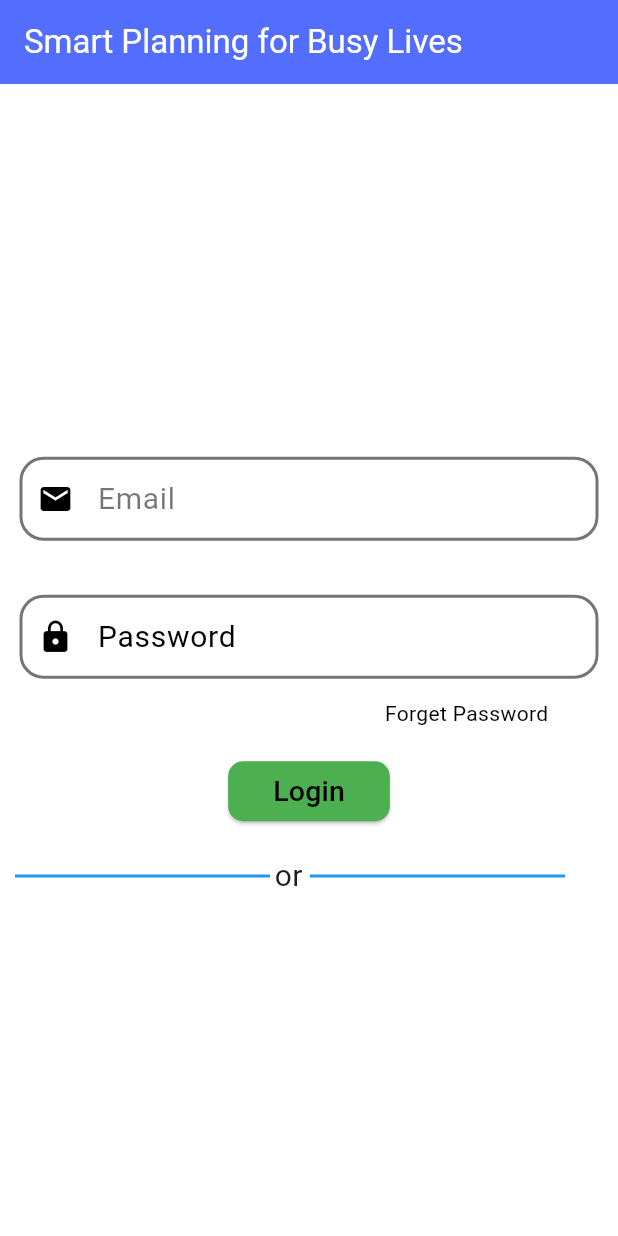
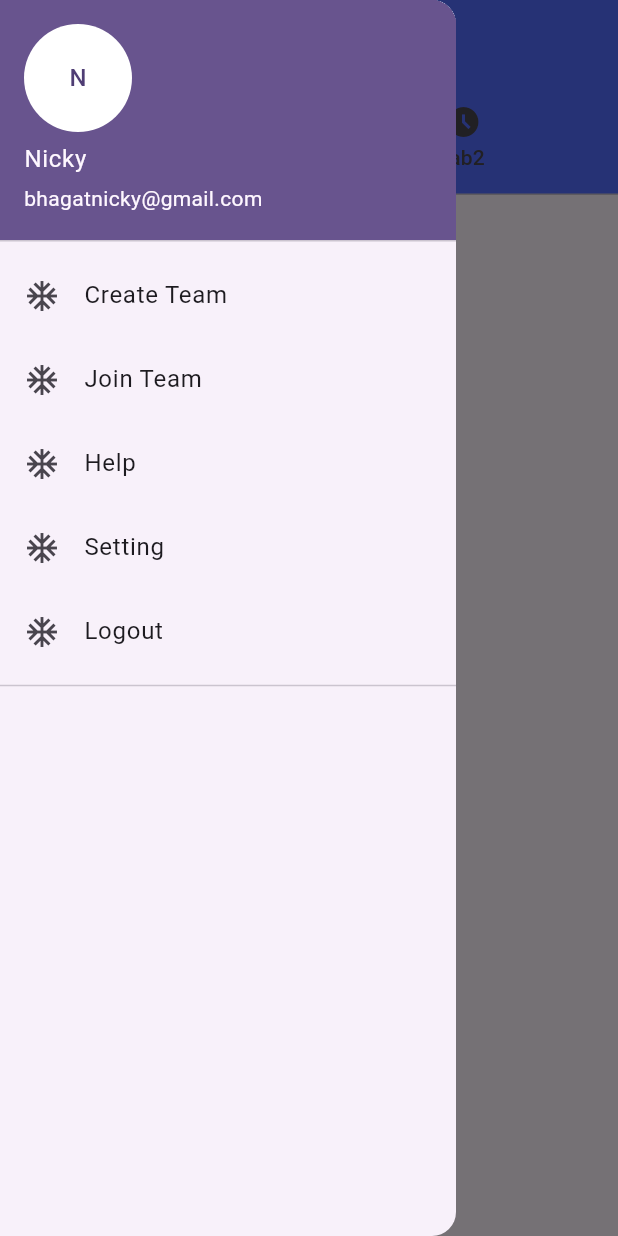
Before and after one commit to nicky-kumari74/Task-Mannger, a Flutter app: the screen it shows after launch, with the side drawer open (before the commit the screen has no drawer), on a phone screen of 412 x 824 dp. Run offline on Flutter 3.47's test engine with Material 3 defaults, Android fonts, the light colour scheme and no system bars.

Commit message:
dashboard

```diff
--- a/lib/DashboardScreen.dart
+++ b/lib/DashboardScreen.dart
@@ -1 +1,69 @@
 import 'package:flutter/material.dart';
+class Dashboard extends StatelessWidget{
+
+  var Email = TextEditingController();
+  @override
+  Widget build(BuildContext context) {
+    return DefaultTabController(
+        length: 2,
+        child:Scaffold(
+          appBar: AppBar(
+            title: Text('Task Manager'),
+            backgroundColor: Colors.indigoAccent, // change color for better experience
+            bottom: TabBar(
+                tabs: [
+                  Tab(text: 'tab1',icon: Icon(Icons.access_time_filled),),
+                  Tab(text: 'tab2',icon: Icon(Icons.access_time_filled),),
+                ]
+            ),
+          ),
+          drawer: Drawer(
+            child: Column(
+              children: <Widget>[
+                UserAccountsDrawerHeader(
+                    accountName:Text('Nicky'),
+                    accountEmail: Text('bhagatnicky@gmail.com'),
+                   currentAccountPicture: CircleAvatar(child: Text('N'),backgroundColor: Colors.white,),
+
+                ),
+                ListTile(
+                  leading: Icon(Icons.ac_unit_sharp),
+                  title: Text('Create Team'),
+                  onTap: ()=>print('hello'),
+                ),
+                ListTile(
+                  leading: Icon(Icons.ac_unit_sharp),
+                  title: Text('Join Team'),
+                  onTap: ()=>print('hello'),
+                ),
+                ListTile(
+                  leading: Icon(Icons.ac_unit_sharp),
+                  title: Text('Help'),
+                  onTap: ()=>print('hello'),
+                ),
+                ListTile(
+                  leading: Icon(Icons.ac_unit_sharp),
+                  title: Text('Setting'),
+                  onTap: ()=>print('hello'),
+                ),
+                ListTile(
+                  leading: Icon(Icons.ac_unit_sharp),
+                  title: Text('Logout'),
+                  onTap: ()=>print('hello'),
+                ),
+                Divider(),
+              ],
+            ),
+          ),
+          body: TabBarView(
+              children:[
+                Center(child: Text('Tab 1 content'),),
+                Center(child: Text('Tab 2 content'),)
+              ]
+          ),
+        )
+    );
+
+  }
+
+}
--- a/lib/loginScreen.dart
+++ b/lib/loginScreen.dart
@@ -20,8 +20,12 @@ class LoginScreen extends StatelessWidget{
      ),
      backgroundColor: Colors.white,
 
-     body: Column(
+     body: Container(
+       color: Colors.purple[300],
+       child: Center(
+         child: Column(
            mainAxisAlignment: MainAxisAlignment.center,
+
            children: [
              SizedBox(height: 10,),
              Padding(
@@ -125,6 +129,8 @@ class LoginScreen extends StatelessWidget{
              ),
 
            ],
+         ),
+       ),
      )
 
    );
--- a/lib/main.dart
+++ b/lib/main.dart
@@ -1,4 +1,5 @@
 import 'package:flutter/material.dart';
+import 'package:taskmanager/DashboardScreen.dart';
 import 'package:taskmanager/splash_screen.dart';
 
 void main() {
--- a/lib/splash_screen.dart
+++ b/lib/splash_screen.dart
@@ -2,6 +2,7 @@ import 'dart:async';
 
 import 'package:flutter/cupertino.dart';
 import 'package:flutter/material.dart';
+import 'package:taskmanager/DashboardScreen.dart';
 import 'package:taskmanager/loginScreen.dart';
 import 'package:taskmanager/registration.dart';
 
@@ -17,7 +18,7 @@ class _SplashScreenState extends State<SplashScreen> {
     super.initState();
 
     Timer(Duration(seconds: 4), () {
-    Navigator.pushReplacement(context, MaterialPageRoute(builder: (context) => LoginScreen(),));
+    Navigator.pushReplacement(context, MaterialPageRoute(builder: (context) => Dashboard(),));
     }
     );
   }
```
Also changed, not shown: lib/Colors.dart (added), lib/PersonalScreen.dart (added), lib/TeamScreen.dart (added). Lines whose indentation alone changed are shown as unchanged.
